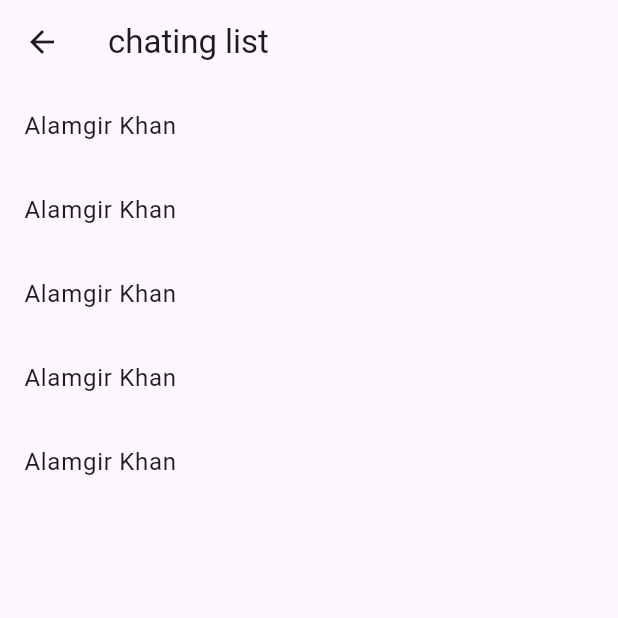
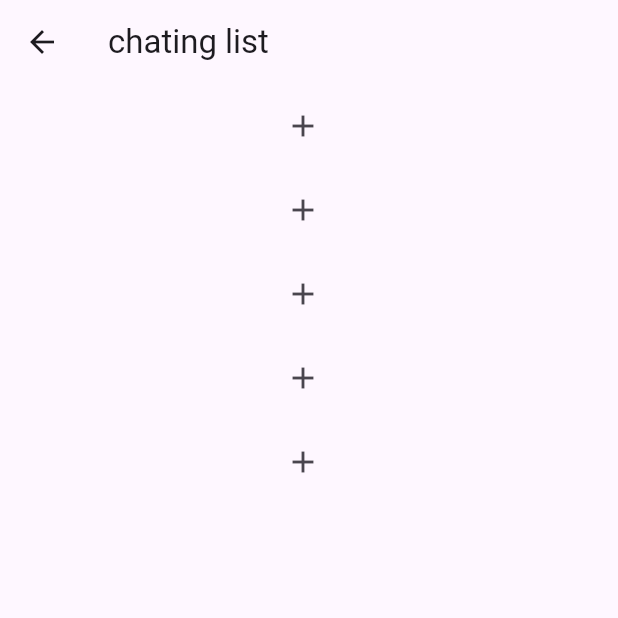
Before and after one commit to Alamgirkhan938/Whatsapp-Code, a Flutter app: the ChatingList screen opened directly, on a phone screen of 412 x 824 dp, the top half of it. Run offline on Flutter 3.47's test engine with Material 3 defaults, Android fonts, the phone set to English and light mode, and no system bars.

Commit message:
change icon

```diff
--- a/lib/chat/chating_list.dart
+++ b/lib/chat/chating_list.dart
@@ -16,7 +16,7 @@ class _ChatingListState extends State<ChatingList> {
 
       body: ListView.builder(itemCount: 5,
           itemBuilder: (context,index){
-        return ListTile(title: Text('Alamgir Khan'),);
+        return ListTile(title: Icon(Icons.add),);
       }),
     );
   }
```
